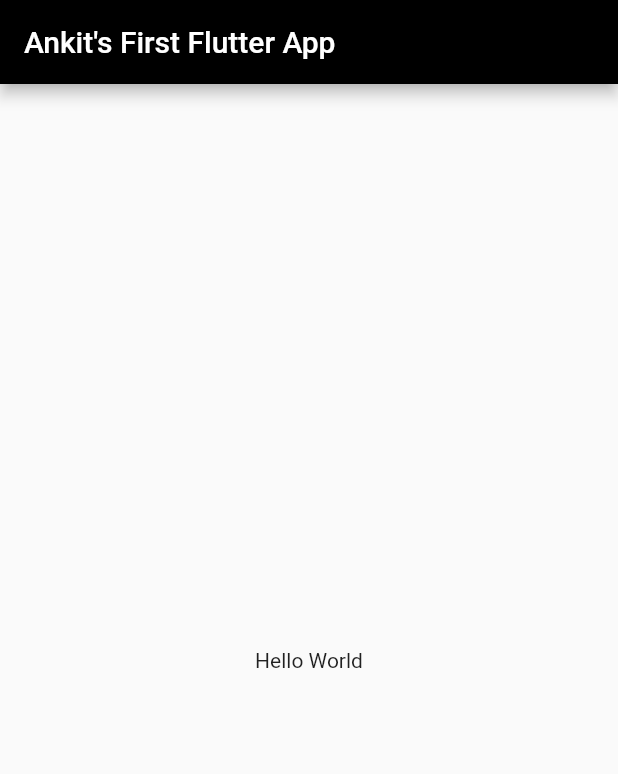
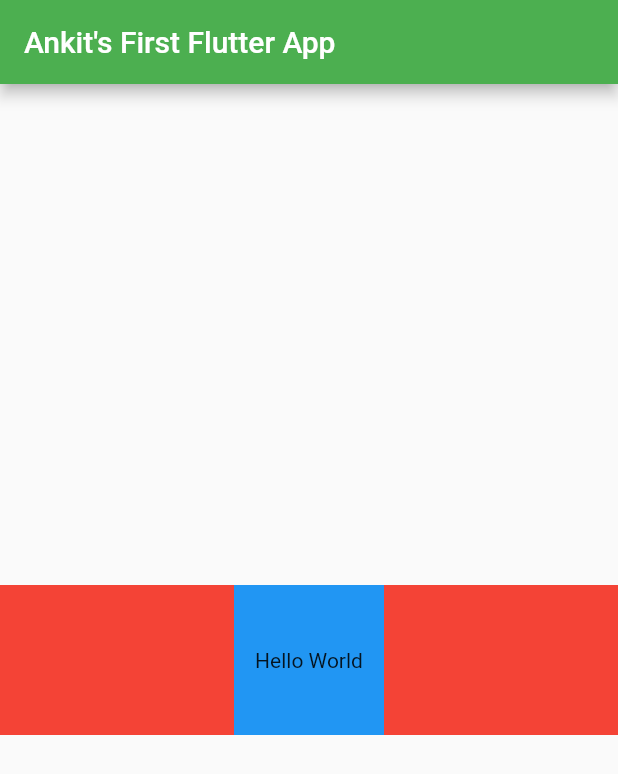
Before and after one commit to Ankit-kumar-khatri/first_project, a Flutter app: the screen it shows after launch, on a phone screen of 412 x 824 dp. Shown: the top 774 px of the screen. Run offline on Flutter 3.47's test engine with Material 2 defaults, Android fonts, the phone set to English and light mode, and no system bars.

Commit message:
row and container playing

```diff
--- a/Flutter_practice1/lib/FirstApp.dart
+++ b/Flutter_practice1/lib/FirstApp.dart
@@ -8,12 +8,26 @@ class FirstApp extends StatelessWidget {
     return Scaffold(
       appBar: AppBar(
         title: Text("Ankit's First Flutter App"),
-        backgroundColor: Colors.black,
+        backgroundColor: Colors.green,
       ),
       body: Center(
         child: Container(
-          child: Text("Hello World"),
+          color: Colors.red,
+          child: Row(
+            mainAxisAlignment: MainAxisAlignment.center,
+            children: [
+              Container(
+                width: 100,
+                height: 100,
+                color: Colors.blue,
+                child: Center(
+                  child: Text("Hello World"),
+                ),
+              ),
+            ],
+          ),
         ),
+        // child: Text('hello buddy'),
       ),
     );
   }
```
